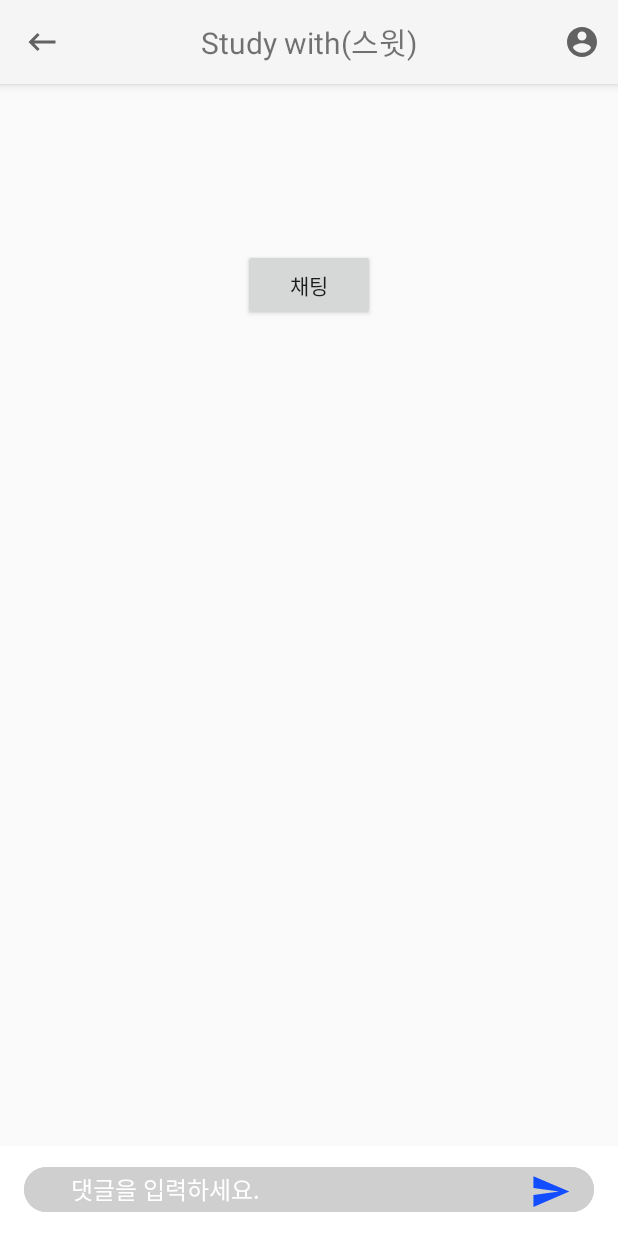
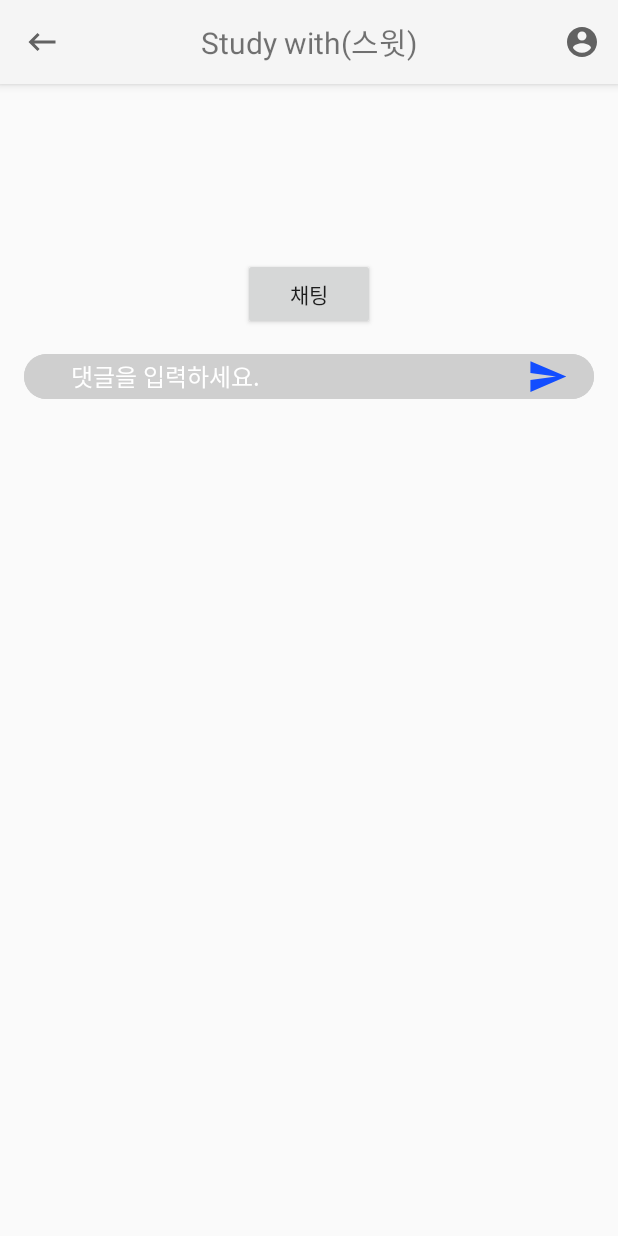
Before and after one commit to jyeon172/MP-MobileProject, an Android app: the DetailActivity screen opened directly, with no data from a screen before it, on a phone screen of 412 x 824 dp. Run offline under Robolectric (Android 15) with nearby library versions, the phone set to English and light mode, and no system bars; our stand-ins replace Firebase (no records; nobody signed in at launch, a user with empty details on screens opened directly); pictures from the network do not load; 2 statements that could not run were skipped.

Commit message:
jyeon-imgBtn(layout)

```diff
--- a/app/src/main/res/layout/item_detail.xml
+++ b/app/src/main/res/layout/item_detail.xml
@@ -1,5 +1,5 @@
 <?xml version="1.0" encoding="utf-8"?>
-<androidx.constraintlayout.widget.ConstraintLayout
+<androidx.coordinatorlayout.widget.CoordinatorLayout
     xmlns:android="http://schemas.android.com/apk/res/android"
     xmlns:tools="http://schemas.android.com/tools"
     xmlns:app="http://schemas.android.com/apk/res-auto"
@@ -27,6 +27,7 @@
         </androidx.appcompat.widget.Toolbar>
 
     </com.google.android.material.appbar.AppBarLayout>
+
     <ScrollView
         android:layout_width="match_parent"
         android:layout_height="match_parent"
@@ -44,7 +45,6 @@
                 android:layout_height="wrap_content"
                 android:layout_margin="16dp"
                 android:textSize="24sp"
-                android:paddingTop="50dp"
                 app:layout_constraintEnd_toEndOf="parent"
                 app:layout_constraintStart_toStartOf="parent"
                 app:layout_constraintTop_toTopOf="parent" />
@@ -105,25 +105,6 @@
                 app:layout_constraintLeft_toLeftOf="@id/detailTitleView"
                 app:layout_constraintTop_toBottomOf="@id/detailContentView" />
 
-
-            <androidx.recyclerview.widget.RecyclerView
-                android:id="@+id/detailRecyclerView"
-                android:layout_width="match_parent"
-                android:layout_height="match_parent"
-                android:layout_margin="10dp"
-                android:layout_alignParentLeft="true"
-                app:layout_constraintTop_toBottomOf="@id/chattingButton"
-                android:paddingBottom="55dp"/>
-
-        </androidx.constraintlayout.widget.ConstraintLayout>
-
-    </ScrollView>
-
-    <TextView
-        android:layout_width="match_parent"
-        android:layout_height="60dp"
-        android:background="@color/white"
-        app:layout_constraintBottom_toBottomOf="parent"/>
             <EditText
                 android:id="@+id/detailCommentView"
                 android:layout_width="match_parent"
@@ -135,16 +116,29 @@
                 android:textSize="16dp"
                 android:paddingLeft="15dp"
                 android:paddingRight="50dp"
-        app:layout_constraintBottom_toBottomOf="parent"
-        />
+                app:layout_constraintEnd_toEndOf="parent"
+                app:layout_constraintStart_toStartOf="parent"
+                app:layout_constraintTop_toBottomOf="@id/chattingButton" />
 
             <Button
                 android:id="@+id/detailCommentButton"
                 android:layout_width="27dp"
                 android:layout_height="27dp"
-        android:layout_marginRight="15dp"
+                android:layout_margin="17dp"
                 android:background="@drawable/send"
                 app:layout_constraintRight_toRightOf="@id/detailCommentView"
-        app:layout_constraintBottom_toBottomOf="@+id/detailCommentView"/>
+                app:layout_constraintTop_toBottomOf="@id/chattingButton" />
+
+
+            <androidx.recyclerview.widget.RecyclerView
+                android:id="@+id/detailRecyclerView"
+                android:layout_width="match_parent"
+                android:layout_height="match_parent"
+                android:layout_alignParentLeft="true"
+                app:layout_constraintTop_toBottomOf="@id/detailCommentView"/>
 
         </androidx.constraintlayout.widget.ConstraintLayout>
+
+    </ScrollView>
+
+</androidx.coordinatorlayout.widget.CoordinatorLayout>
```
Also changed, not shown: app/src/main/res/layout/comment_main.xml (+9 -22 lines), 2 other files. Lines whose indentation alone changed are shown as unchanged.
